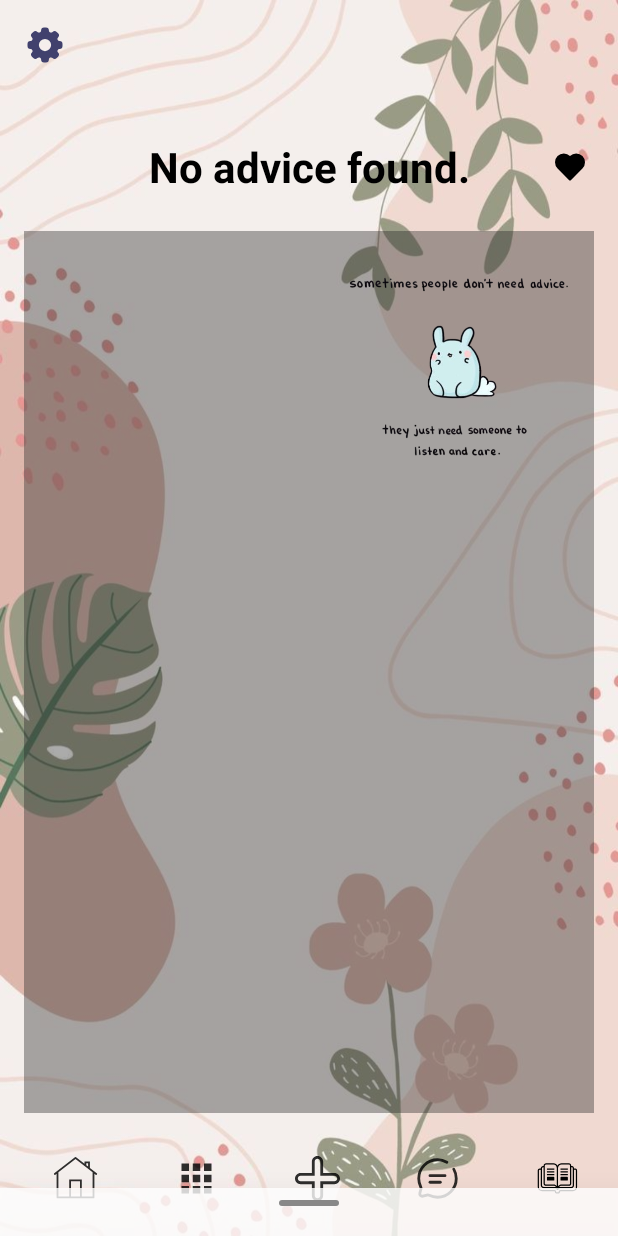
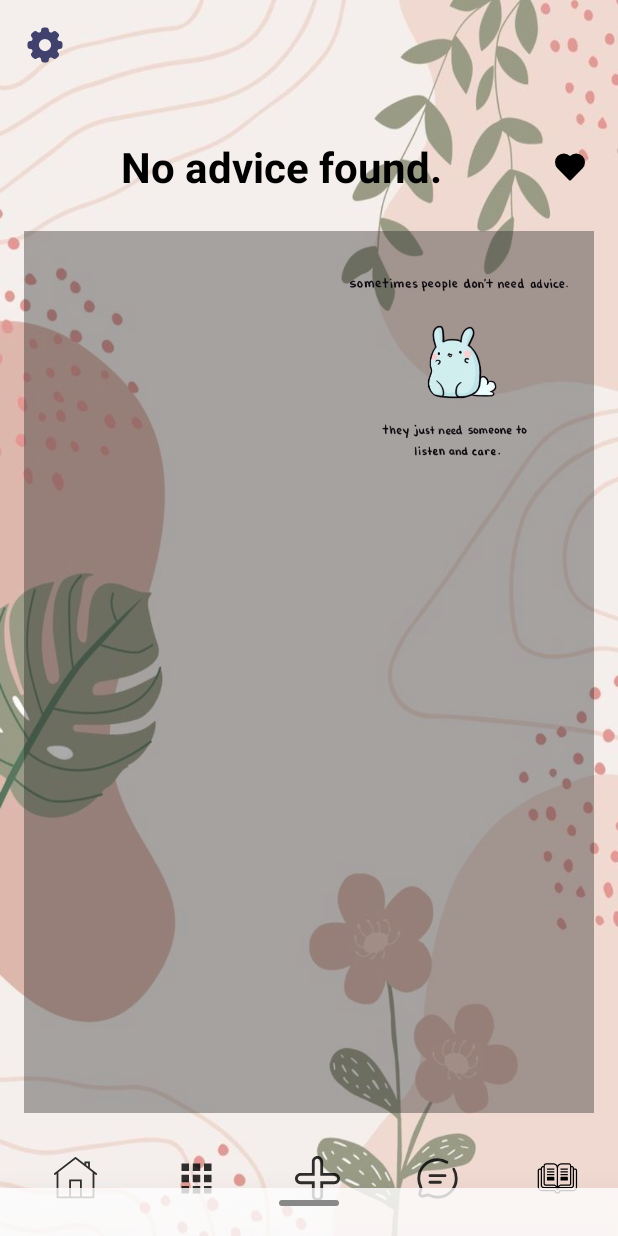
Before and after one commit to AlexandraGruia/ApplicationInAndroidStudioUsingKotlin, an Android app built with Jetpack Compose: the AdviceDetailActivity screen opened directly, with no data from a screen before it, on a phone screen of 412 x 824 dp. Run offline under Robolectric (Android 15) with nearby library versions, the phone set to English and light mode, and no system bars; our stand-ins replace Firebase (no records; nobody signed in at launch, a user with empty details on screens opened directly); pictures from the network do not load.

Commit message:
Update activity_advice_detail.xml

```diff
--- a/app/src/main/res/layout/activity_advice_detail.xml
+++ b/app/src/main/res/layout/activity_advice_detail.xml
@@ -35,7 +35,7 @@
 
             <TextView
                 android:id="@+id/adviceDetailTitle"
-                android:layout_width="wrap_content"
+                android:layout_width="0dp"
                 android:layout_height="wrap_content"
                 android:text="Advice Title"
                 android:textSize="28sp"
@@ -43,11 +43,14 @@
                 android:textStyle="bold"
                 android:gravity="center"
                 android:ellipsize="end"
-                android:maxLines="1"
+                android:maxLines="2"
+                android:paddingEnd="5dp"
                 app:layout_constraintTop_toTopOf="parent"
                 app:layout_constraintBottom_toBottomOf="parent"
                 app:layout_constraintStart_toStartOf="parent"
-                app:layout_constraintEnd_toEndOf="parent" />
+                app:layout_constraintEnd_toStartOf="@id/favoriteButton" />
+
+
 
             <ImageButton
                 android:id="@+id/favoriteButton"
```
